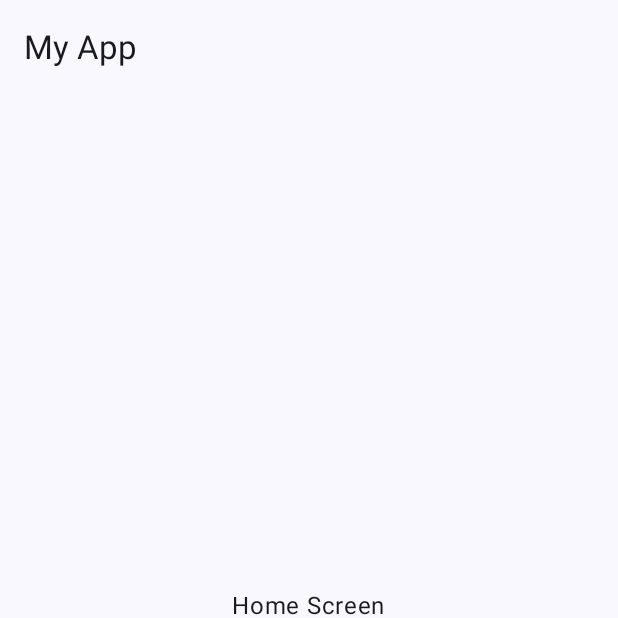
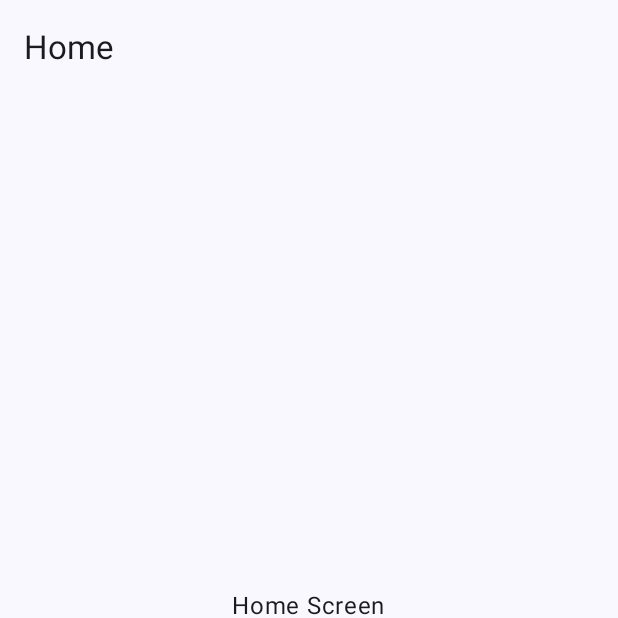
Before and after one commit to yannigoyal/LmisJetpack, an Android app built with Jetpack Compose: the screen it shows after launch (MainActivity), on a phone screen of 412 x 824 dp, the top half of it. Run offline under Robolectric (Android 15) with nearby library versions, the phone set to English and light mode, and no system bars.

```diff
--- a/app/src/main/java/com/example/lmisjetpack/ui/screens/main/HomeMain.kt
+++ b/app/src/main/java/com/example/lmisjetpack/ui/screens/main/HomeMain.kt
@@ -26,7 +26,7 @@ fun HomeMainScreen() {
     )
 
     Scaffold(
-        topBar = { TopAppBar(title = { Text("My App") }) },
+        topBar = { TopAppBar(title = { Text("Home") }) },
         bottomBar = { BottomBar(navController, bottomNavItems) }
     ) { innerPadding ->
         NavHost(
```
